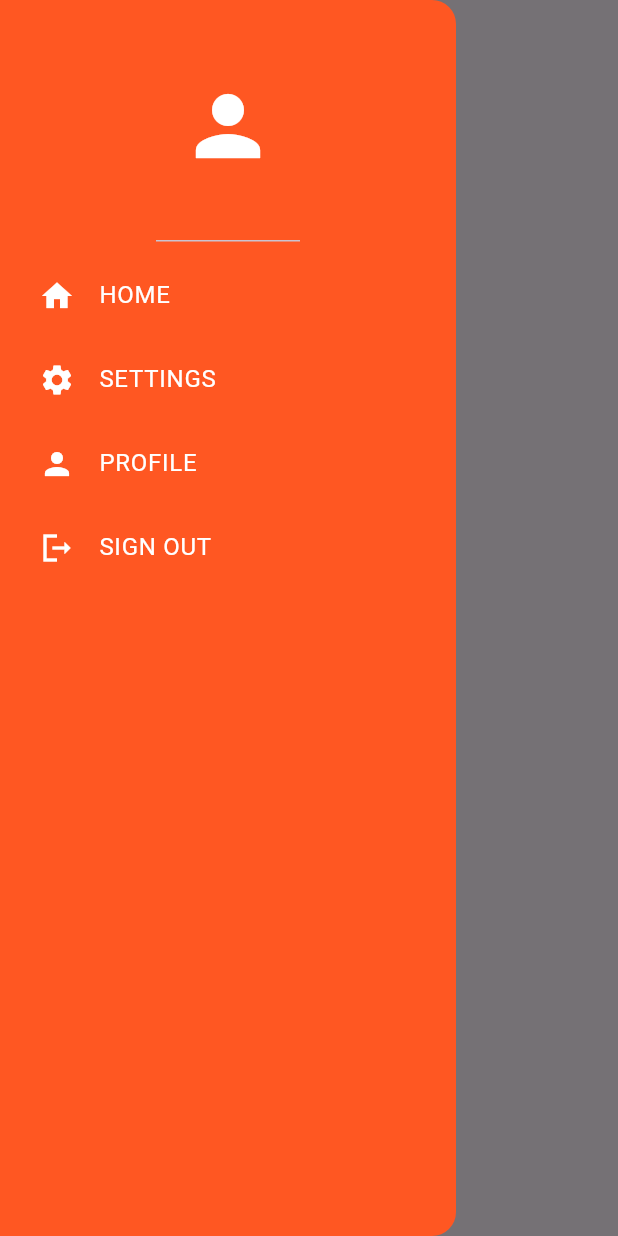
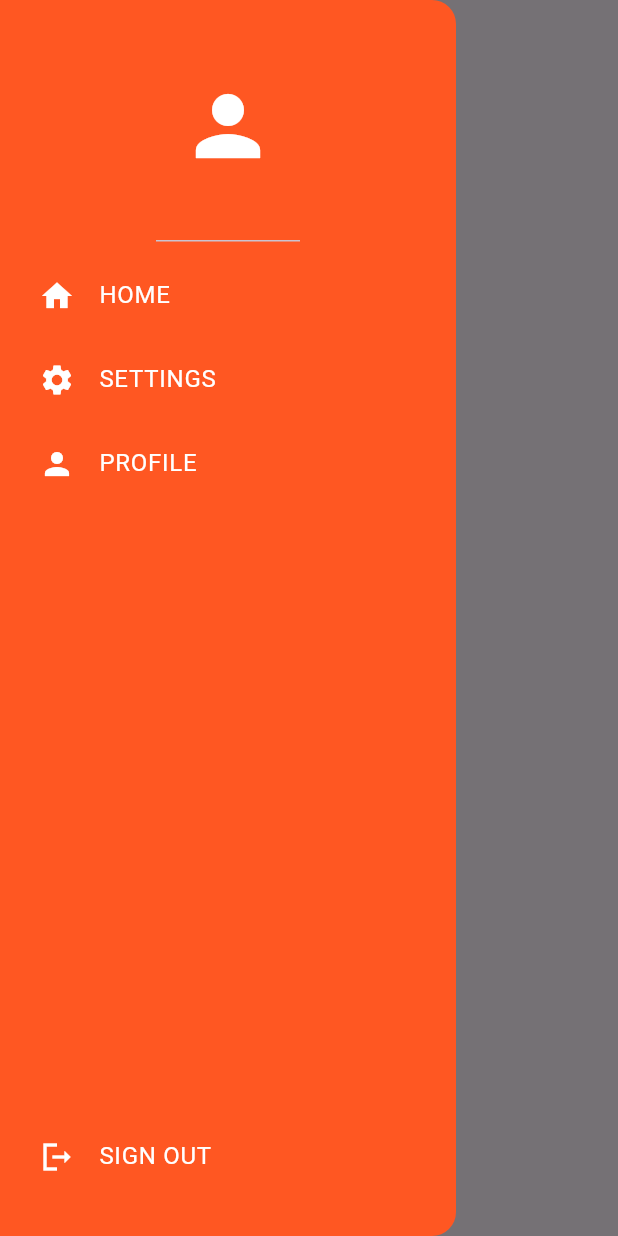
Before and after one commit to Edwinexd/dsv-pvt, a Flutter app: the screen it shows after launch, with the side drawer open, on a phone screen of 412 x 824 dp. Run offline on Flutter 3.47's test engine with Material 3 defaults, Android fonts, the phone set to English and light mode, and no system bars.

Commit message:
Ome small changes in profile

```diff
--- a/flutter_application/lib/drawer.dart
+++ b/flutter_application/lib/drawer.dart
@@ -1,6 +1,5 @@
 import 'package:flutter/material.dart';
 import 'package:flutter_application/my_list_tile.dart';
-import 'package:flutter_application/profile_page.dart';
 
 class MyDrawer extends StatelessWidget {
   final void Function()? onSettingsTap;
@@ -19,20 +18,22 @@ class MyDrawer extends StatelessWidget {
     return Drawer(
       backgroundColor: Colors.deepOrange,
       child: Column(
-        children: <Widget>[
+        mainAxisAlignment: MainAxisAlignment.spaceBetween,
+        children: [
+          Column(
+            children: [
               //header
               const DrawerHeader(
                   child: Icon(
                 Icons.person,
                 color: Colors.white,
                 size: 64,
-            )
-          ),
+              )),
               //Home list title
               MyListTile(
                 icon: Icons.home,
                 text: 'HOME',
-            onTap:() => Navigator.pop(context),
+                onTap: () => Navigator.pop(context),
               ),
 
               //Settings list title
@@ -47,11 +48,16 @@ class MyDrawer extends StatelessWidget {
                 text: 'PROFILE',
                 onTap: onProfileTap,
               ),
+            ],
+          ),
           //logout list title
-           MyListTile(
+          Padding(
+            padding: const EdgeInsets.only(bottom: 25.0),
+            child: MyListTile(
               icon: Icons.logout_sharp,
               text: 'SIGN OUT',
               onTap: onSignoutTap,
+            ),
           ),
         ],
       ),
```
Also changed, not shown: flutter_application/lib/main.dart (+9 -19 lines), flutter_application/lib/profile_page.dart (+19 -10 lines). Lines whose indentation alone changed are shown as unchanged.
